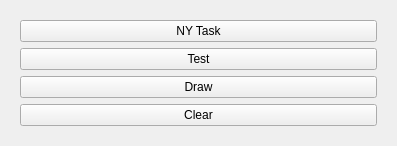
Nummulith/ObjectModelFramework, file awsScript.ui: the form before one commit.
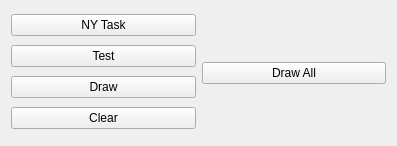
The form after the commit.

```diff
--- a/awsScript.ui
+++ b/awsScript.ui
@@ -15,8 +15,7 @@
   </property>
   <layout class="QHBoxLayout" name="horizontalLayout">
    <item>
-    <widget class="QWidget" name="widget" native="true">
-     <layout class="QVBoxLayout" name="verticalLayout">
+    <layout class="QVBoxLayout" name="local">
       <item>
        <widget class="QPushButton" name="bNYTask">
         <property name="text">
@@ -46,7 +45,17 @@
        </widget>
       </item>
      </layout>
-    </widget>
+   </item>
+   <item>
+    <layout class="QVBoxLayout" name="all">
+     <item>
+      <widget class="QPushButton" name="bDrawAll">
+       <property name="text">
+        <string>Draw All</string>
+       </property>
+      </widget>
+     </item>
+    </layout>
    </item>
   </layout>
  </widget>
```
Lines whose indentation alone changed are shown as unchanged.
